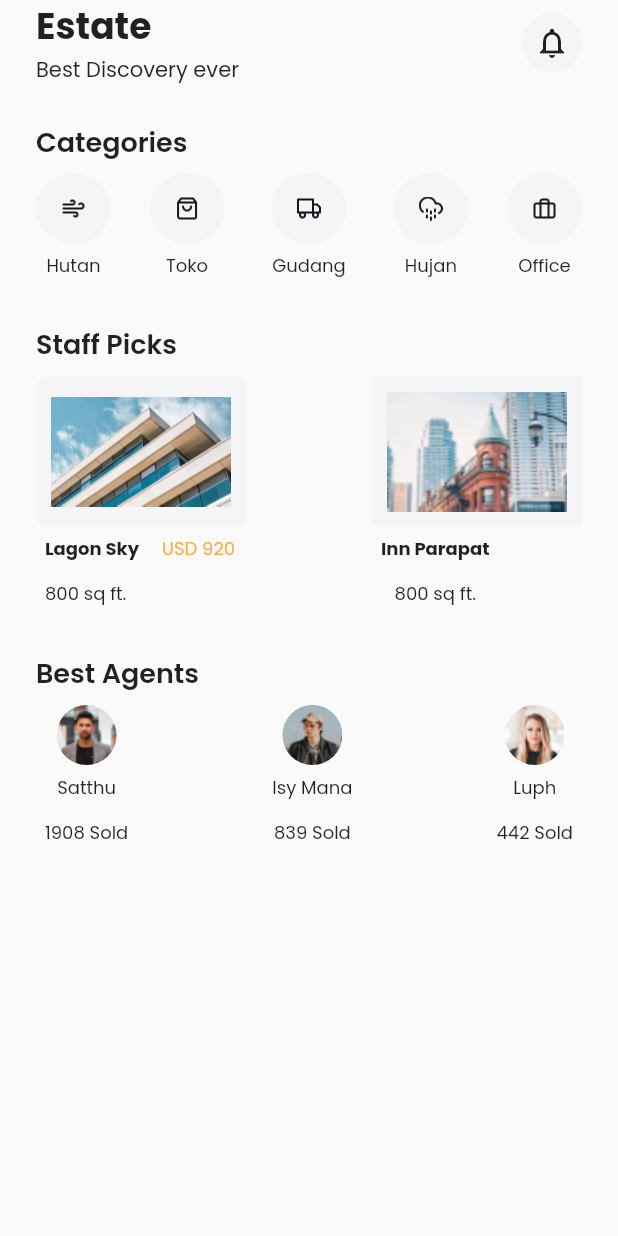
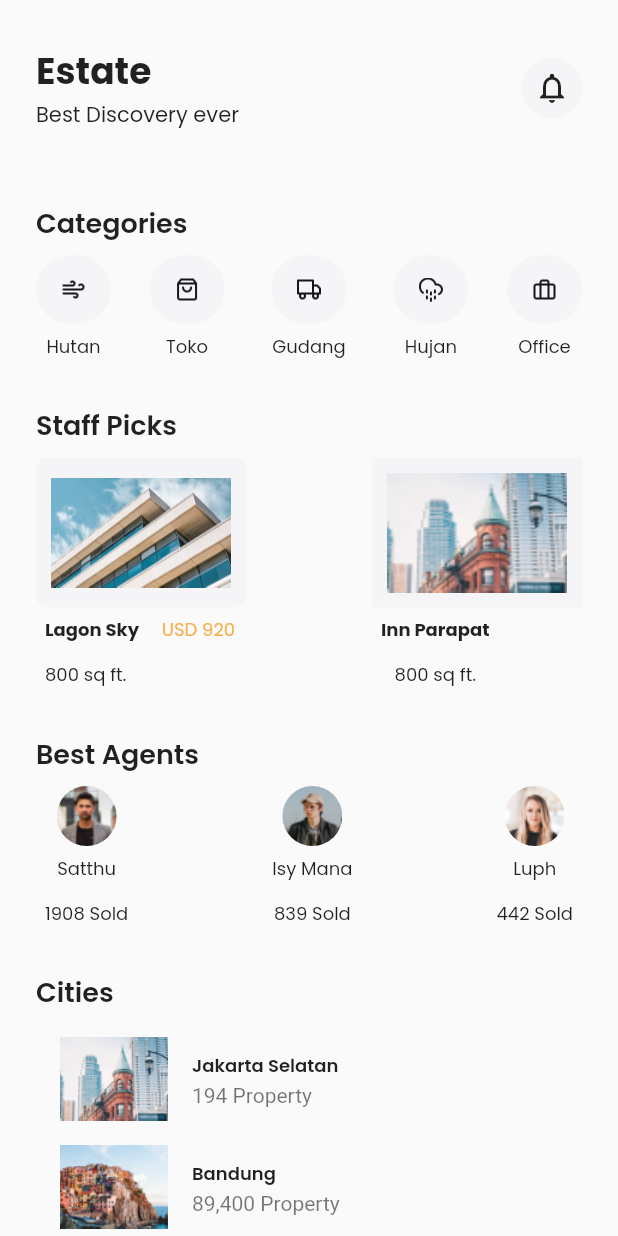
Before and after one commit to AeshaNasihah/aeshadn_flutter_1, a Flutter app: the screen it shows after launch, on a phone screen of 412 x 824 dp. Run offline on Flutter 3.47's test engine with Material 2 defaults, Android fonts, the light colour scheme and no system bars; our stand-ins replace google_fonts.

Commit message:
update 3

```diff
--- a/lib/Explore_pages.dart
+++ b/lib/Explore_pages.dart
@@ -19,7 +19,7 @@ class ExplorePage extends StatelessWidget {
 
         //Categories
         Padding(
-          padding: const EdgeInsets.symmetric(horizontal: 24),
+          padding: const EdgeInsets.only(left: 24, right: 24),
           child: Column(
             crossAxisAlignment: CrossAxisAlignment.start,
             children: [
@@ -153,7 +153,8 @@ class ExplorePage extends StatelessWidget {
 
         //Staff Picks
         Padding(
-          padding: const EdgeInsets.symmetric(vertical: 24, horizontal: 24),
+          padding:
+              const EdgeInsets.only(top: 24, bottom: 24, left: 24, right: 24),
           child: Column(
             crossAxisAlignment: CrossAxisAlignment.start,
             children: [
@@ -265,7 +266,7 @@ class ExplorePage extends StatelessWidget {
 
         //Best Agent
         Padding(
-            padding: const EdgeInsets.symmetric(horizontal: 24),
+            padding: const EdgeInsets.only(bottom: 24, left: 24, right: 24),
             child: Column(
               crossAxisAlignment: CrossAxisAlignment.start,
               children: [
@@ -367,6 +368,60 @@ class ExplorePage extends StatelessWidget {
                 ),
               ],
             )),
+
+        //Cities
+        Padding(
+          padding: const EdgeInsets.only(bottom: 24, left: 24, right: 24),
+          child: Column(
+            crossAxisAlignment: CrossAxisAlignment.start,
+            children: [
+              Text("Cities",
+                  style: GoogleFonts.poppins(
+                      fontSize: 18, fontWeight: FontWeight.w600)),
+              const SizedBox(height: 8),
+
+              //listTile
+              ListTile(
+                leading: Image.asset(
+                  "assets/images/image_8.png",
+                  fit: BoxFit.fill,
+                ),
+                title: Text("Jakarta Selatan",
+                    style: GoogleFonts.poppins(
+                      fontSize: 12,
+                      fontWeight: FontWeight.w600,
+                    )),
+                subtitle: Text("194 Property"),
+              ),
+
+              ListTile(
+                leading: Image.asset(
+                  "assets/images/image_9.png",
+                  fit: BoxFit.fill,
+                ),
+                title: Text("Bandung",
+                    style: GoogleFonts.poppins(
+                      fontSize: 12,
+                      fontWeight: FontWeight.w600,
+                    )),
+                subtitle: Text("89,400 Property"),
+              ),
+
+              ListTile(
+                leading: Image.asset(
+                  "assets/images/image_10.png",
+                  fit: BoxFit.fill,
+                ),
+                title: Text("Denpasar",
+                    style: GoogleFonts.poppins(
+                      fontSize: 12,
+                      fontWeight: FontWeight.w600,
+                    )),
+                subtitle: Text("184,000 Property"),
+              ),
+            ],
+          ),
+        ),
       ]),
     ]));
   }
--- a/lib/Widgets/Header.dart
+++ b/lib/Widgets/Header.dart
@@ -9,7 +9,7 @@ class Header extends StatelessWidget {
   @override
   Widget build(BuildContext context) {
     return Padding(
-      padding: const EdgeInsets.symmetric(horizontal: 24),
+      padding: const EdgeInsets.only(top: 30, bottom: 24, left: 24, right: 24),
       child: Row(
         mainAxisAlignment: MainAxisAlignment.spaceBetween,
         children: [
```
